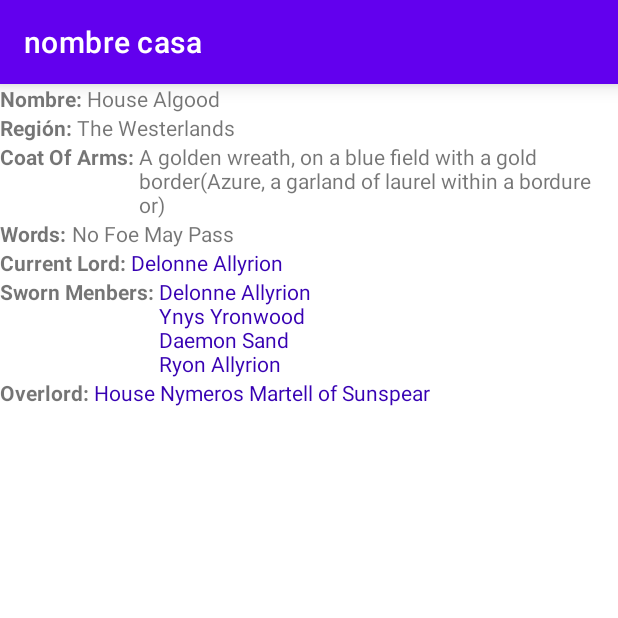
After one commit to lumerlino/TPAplicacionesMoviles, an Android app: the CasaActivity screen opened directly, with no data from a screen before it, on a phone screen of 412 x 824 dp, the top half of it. The commit adds this screen. Run offline under Robolectric (Android 15) with nearby library versions, the phone set to English and light mode, and no system bars.

Commit message:
detalle casa

```diff
--- a/app/src/main/AndroidManifest.xml
+++ b/app/src/main/AndroidManifest.xml
@@ -13,6 +13,9 @@
         android:supportsRtl="true"
         android:theme="@style/Theme.TrabajoPractico"
         tools:targetApi="31">
+        <activity
+            android:name=".CasaActivity"
+            android:exported="false" />
         <activity
             android:name=".PersonajeActivity"
             android:exported="false" />
--- /dev/null
+++ b/app/src/main/java/com/example/trabajopractico/CasaActivity.java
@@ -0,0 +1,30 @@
+package com.example.trabajopractico;
+
+import androidx.appcompat.app.AppCompatActivity;
+import androidx.appcompat.widget.Toolbar;
+
+import android.graphics.Color;
+import android.os.Bundle;
+import android.widget.Toast;
+
+public class CasaActivity extends AppCompatActivity {
+    Toolbar mi_toolbar;
+
+    @Override
+    protected void onCreate(Bundle savedInstanceState) {
+        super.onCreate(savedInstanceState);
+        setContentView(R.layout.activity_casa);
+
+        String toolbar_title = "nombre casa";
+
+        Bundle bundle = getIntent().getExtras();
+        if (bundle!=null) {
+            toolbar_title = bundle.getString("name");
+        }
+
+        mi_toolbar = findViewById(R.id.mi_toolbar);
+        mi_toolbar.setTitle(toolbar_title);
+        mi_toolbar.setTitleTextColor(Color.WHITE);
+        setSupportActionBar(mi_toolbar);
+    }
+}
--- a/app/src/main/java/com/example/trabajopractico/CasasActivity.java
+++ b/app/src/main/java/com/example/trabajopractico/CasasActivity.java
@@ -4,6 +4,7 @@ import androidx.appcompat.app.AppCompatActivity;
 import androidx.appcompat.widget.Toolbar;
 import androidx.recyclerview.widget.RecyclerView;
 
+import android.content.Intent;
 import android.graphics.Color;
 import android.os.Bundle;
 import android.util.Log;
@@ -37,8 +38,10 @@ public class CasasActivity extends AppCompatActivity {
         adapter = new CasaAdapter(getCasas(), new CasaAdapter.OnItemClickListener() {
             @Override
             public void onItemClickListener(Casa casa) {
-                Toast.makeText(CasasActivity.this, casa.getNombre(), Toast.LENGTH_SHORT).show();
-                //redirigir a detalle de casa
+                //Toast.makeText(CasasActivity.this, casa.getNombre(), Toast.LENGTH_SHORT).show();
+                Intent casa_activity = new Intent(CasasActivity.this, CasaActivity.class);
+                casa_activity.putExtra("name",casa.getNombre());
+                startActivity(casa_activity);
             }
         });
         rvCasas.setAdapter(adapter);
@@ -46,13 +49,13 @@ public class CasasActivity extends AppCompatActivity {
 
     private List<Casa> getCasas() {
         List<Casa> casas = new ArrayList<Casa>();
-        casas.add(new Casa(1,"casa1"));
-        casas.add(new Casa(2,"casa2"));
-        casas.add(new Casa(3,"casa3"));
-        casas.add(new Casa(4,"casa4"));
-        casas.add(new Casa(5,"casa5"));
-        casas.add(new Casa(6,"casa6"));
-        casas.add(new Casa(7,"casa7"));
+        casas.add(new Casa(1,"House Algood"));
+        casas.add(new Casa(2,"House Allyrion of Godsgrace"));
+        casas.add(new Casa(3,"House Amber"));
+        casas.add(new Casa(4,"House Ambrose"));
+        casas.add(new Casa(5,"House Appleton of Appleton"));
+        casas.add(new Casa(6,"House Arryn of Gulltown"));
+        casas.add(new Casa(7,"House Arryn of the Eyrie"));
         return casas;
     }
 
--- /dev/null
+++ b/app/src/main/res/layout/activity_casa.xml
@@ -0,0 +1,115 @@
+<?xml version="1.0" encoding="utf-8"?>
+<LinearLayout xmlns:android="http://schemas.android.com/apk/res/android"
+    xmlns:app="http://schemas.android.com/apk/res-auto"
+    xmlns:tools="http://schemas.android.com/tools"
+    android:layout_width="match_parent"
+    android:layout_height="match_parent"
+    android:orientation="vertical"
+    tools:context=".CasaActivity">
+    <include
+        android:id="@+id/mi_toolbar"
+        layout="@layout/toolbar_principal" />
+    <LinearLayout
+        android:layout_width="match_parent"
+        android:layout_height="match_parent"
+        android:orientation="vertical">
+        <LinearLayout
+            android:layout_width="match_parent"
+            android:layout_height="wrap_content">
+            <TextView
+                android:layout_width="wrap_content"
+                android:layout_height="wrap_content"
+                android:text="Nombre: "
+                android:textStyle="bold"></TextView>
+            <TextView
+                android:layout_width="wrap_content"
+                android:layout_height="wrap_content"
+                android:text="House Algood"/>
+        </LinearLayout>
+        <LinearLayout
+            android:layout_width="match_parent"
+            android:layout_height="wrap_content">
+            <TextView
+                android:layout_width="wrap_content"
+                android:layout_height="wrap_content"
+                android:text="Región: "
+                android:textStyle="bold"></TextView>
+            <TextView
+                android:layout_width="wrap_content"
+                android:layout_height="wrap_content"
+                android:text="The Westerlands"/>
+        </LinearLayout>
+        <LinearLayout
+            android:layout_width="match_parent"
+            android:layout_height="wrap_content">
+            <TextView
+                android:layout_width="wrap_content"
+                android:layout_height="wrap_content"
+                android:text="Coat Of Arms: "
+                android:textStyle="bold"></TextView>
+            <TextView
+                android:layout_width="wrap_content"
+                android:layout_height="wrap_content"
+                android:text="A golden wreath, on a blue field with a gold border(Azure, a garland of laurel within a bordure or)"/>
+        </LinearLayout>
+        <LinearLayout
+            android:layout_width="match_parent"
+            android:layout_height="wrap_content">
+            <TextView
+                android:layout_width="wrap_content"
+                android:layout_height="wrap_content"
+                android:text="Words: "
+                android:textStyle="bold"></TextView>
+            <TextView
+                android:layout_width="wrap_content"
+                android:layout_height="wrap_content"
+                android:text="No Foe May Pass"/>
+        </LinearLayout>
+        <LinearLayout
+            android:layout_width="match_parent"
+            android:layout_height="wrap_content">
+            <TextView
+                android:layout_width="wrap_content"
+                android:layout_height="wrap_content"
+                android:text="Current Lord: "
+                android:textStyle="bold"></TextView>
+            <TextView
+                android:layout_width="wrap_content"
+                android:layout_height="wrap_content"
+                android:text="Delonne Allyrion"
+                android:textColor="@color/purple_700"
+                />
+        </LinearLayout>
+        <LinearLayout
+            android:layout_width="match_parent"
+            android:layout_height="wrap_content">
+            <TextView
+                android:layout_width="wrap_content"
+                android:layout_height="wrap_content"
+                android:text="Sworn Menbers: "
+                android:textStyle="bold"></TextView>
+            <TextView
+                android:layout_width="wrap_content"
+                android:layout_height="wrap_content"
+                android:text="Delonne Allyrion\nYnys Yronwood\nDaemon Sand\nRyon Allyrion"
+                android:textColor="@color/purple_700"
+                />
+        </LinearLayout>
+        <LinearLayout
+            android:layout_width="match_parent"
+            android:layout_height="wrap_content">
+            <TextView
+                android:layout_width="wrap_content"
+                android:layout_height="wrap_content"
+                android:text="Overlord: "
+                android:textStyle="bold"></TextView>
+            <TextView
+                android:layout_width="wrap_content"
+                android:layout_height="wrap_content"
+                android:text="House Nymeros Martell of Sunspear"
+                android:textColor="@color/purple_700"
+                />
+        </LinearLayout>
+
+    </LinearLayout>
+</LinearLayout>
```
